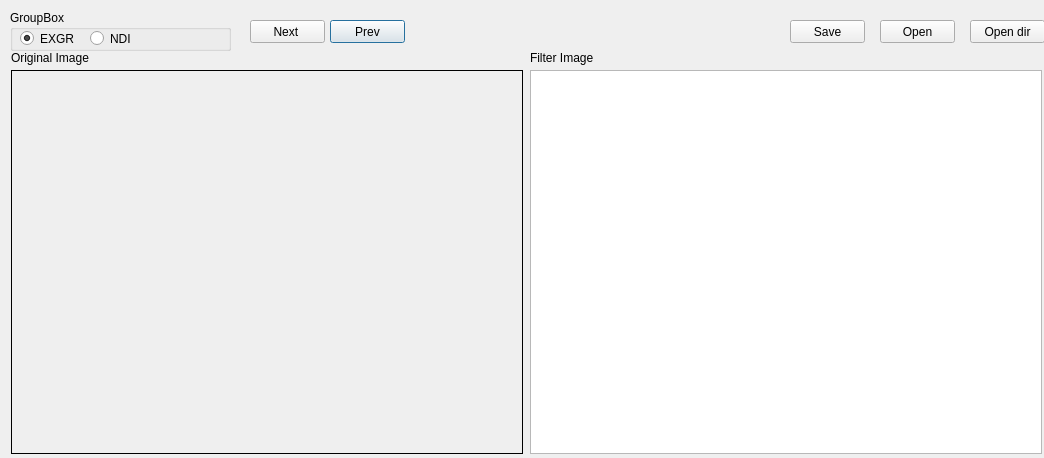
First picture: the form in main.ui, repository zaher88abd/Segmenter, before the edit.
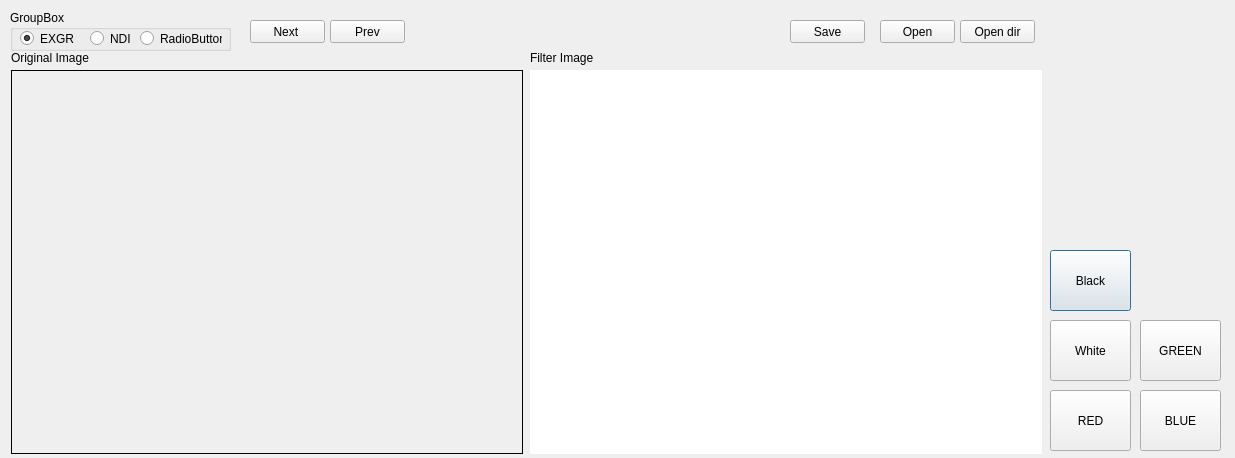
Second picture: the form after the edit.

Patch:
```diff
--- a/main.ui
+++ b/main.ui
@@ -6,7 +6,7 @@
    <rect>
     <x>0</x>
     <y>0</y>
-    <width>1044</width>
+    <width>1235</width>
     <height>458</height>
    </rect>
   </property>
@@ -112,6 +112,19 @@
      <bool>true</bool>
     </property>
    </widget>
+   <widget class="QRadioButton" name="radBtnNon">
+    <property name="geometry">
+     <rect>
+      <x>130</x>
+      <y>20</y>
+      <width>82</width>
+      <height>17</height>
+     </rect>
+    </property>
+    <property name="text">
+     <string>RadioButton</string>
+    </property>
+   </widget>
   </widget>
   <widget class="QPushButton" name="nextBtn">
    <property name="geometry">
@@ -161,11 +174,20 @@
      <height>384</height>
     </rect>
    </property>
+   <property name="frameShape">
+    <enum>QFrame::NoFrame</enum>
+   </property>
+   <property name="frameShadow">
+    <enum>QFrame::Plain</enum>
+   </property>
+   <property name="lineWidth">
+    <number>0</number>
+   </property>
   </widget>
   <widget class="QPushButton" name="openBtnDir">
    <property name="geometry">
     <rect>
-     <x>970</x>
+     <x>960</x>
      <y>20</y>
      <width>75</width>
      <height>23</height>
@@ -175,6 +197,131 @@
     <string>Open dir</string>
    </property>
   </widget>
+  <widget class="QPushButton" name="redBtn">
+   <property name="geometry">
+    <rect>
+     <x>1050</x>
+     <y>390</y>
+     <width>81</width>
+     <height>61</height>
+    </rect>
+   </property>
+   <property name="acceptDrops">
+    <bool>false</bool>
+   </property>
+   <property name="text">
+    <string>RED</string>
+   </property>
+   <property name="autoDefault">
+    <bool>true</bool>
+   </property>
+   <property name="default">
+    <bool>true</bool>
+   </property>
+   <property name="flat">
+    <bool>false</bool>
+   </property>
+  </widget>
+  <widget class="QPushButton" name="blueBtn">
+   <property name="geometry">
+    <rect>
+     <x>1140</x>
+     <y>390</y>
+     <width>81</width>
+     <height>61</height>
+    </rect>
+   </property>
+   <property name="acceptDrops">
+    <bool>false</bool>
+   </property>
+   <property name="text">
+    <string>BLUE</string>
+   </property>
+   <property name="autoDefault">
+    <bool>true</bool>
+   </property>
+   <property name="default">
+    <bool>true</bool>
+   </property>
+   <property name="flat">
+    <bool>false</bool>
+   </property>
+  </widget>
+  <widget class="QPushButton" name="greenBtn">
+   <property name="geometry">
+    <rect>
+     <x>1140</x>
+     <y>320</y>
+     <width>81</width>
+     <height>61</height>
+    </rect>
+   </property>
+   <property name="acceptDrops">
+    <bool>false</bool>
+   </property>
+   <property name="text">
+    <string>GREEN</string>
+   </property>
+   <property name="autoDefault">
+    <bool>true</bool>
+   </property>
+   <property name="default">
+    <bool>true</bool>
+   </property>
+   <property name="flat">
+    <bool>false</bool>
+   </property>
+  </widget>
+  <widget class="QPushButton" name="whiteBtn">
+   <property name="geometry">
+    <rect>
+     <x>1050</x>
+     <y>320</y>
+     <width>81</width>
+     <height>61</height>
+    </rect>
+   </property>
+   <property name="acceptDrops">
+    <bool>false</bool>
+   </property>
+   <property name="text">
+    <string>White</string>
+   </property>
+   <property name="autoDefault">
+    <bool>true</bool>
+   </property>
+   <property name="default">
+    <bool>true</bool>
+   </property>
+   <property name="flat">
+    <bool>false</bool>
+   </property>
+  </widget>
+  <widget class="QPushButton" name="blackBtn">
+   <property name="geometry">
+    <rect>
+     <x>1050</x>
+     <y>250</y>
+     <width>81</width>
+     <height>61</height>
+    </rect>
+   </property>
+   <property name="acceptDrops">
+    <bool>false</bool>
+   </property>
+   <property name="text">
+    <string>Black</string>
+   </property>
+   <property name="autoDefault">
+    <bool>true</bool>
+   </property>
+   <property name="default">
+    <bool>true</bool>
+   </property>
+   <property name="flat">
+    <bool>false</bool>
+   </property>
+  </widget>
  </widget>
  <resources/>
  <connections/>
```
